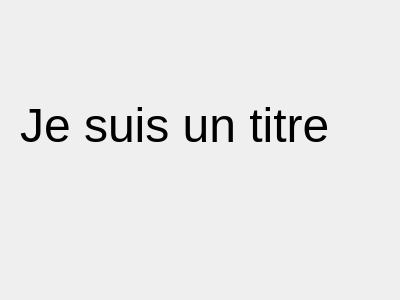
Before: the Qt Designer form titlepage.ui in PierreBlanchard57/Livre-Dagobah, drawn with Qt 5.
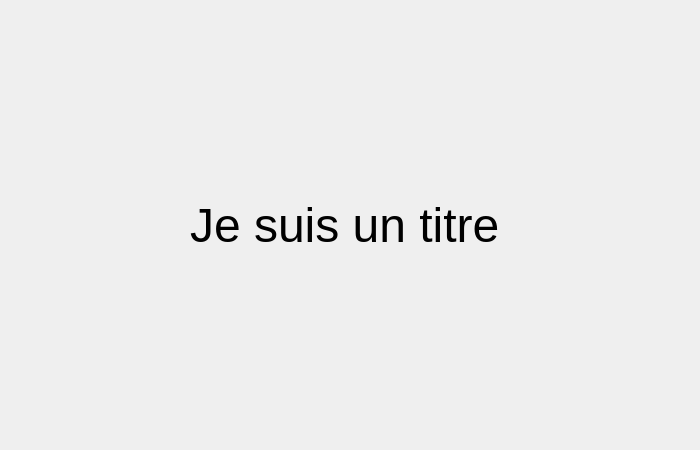
After: the same form once the commit is applied.

```diff
--- a/titlepage.ui
+++ b/titlepage.ui
@@ -6,8 +6,8 @@
    <rect>
     <x>0</x>
     <y>0</y>
-    <width>400</width>
-    <height>300</height>
+    <width>700</width>
+    <height>450</height>
    </rect>
   </property>
   <property name="windowTitle">
@@ -16,8 +16,8 @@
   <widget class="QLabel" name="label">
    <property name="geometry">
     <rect>
-     <x>20</x>
-     <y>40</y>
+     <x>190</x>
+     <y>140</y>
      <width>331</width>
      <height>171</height>
     </rect>
```
Left out of the diff: 2 changed lines with no effect on the pictures.
